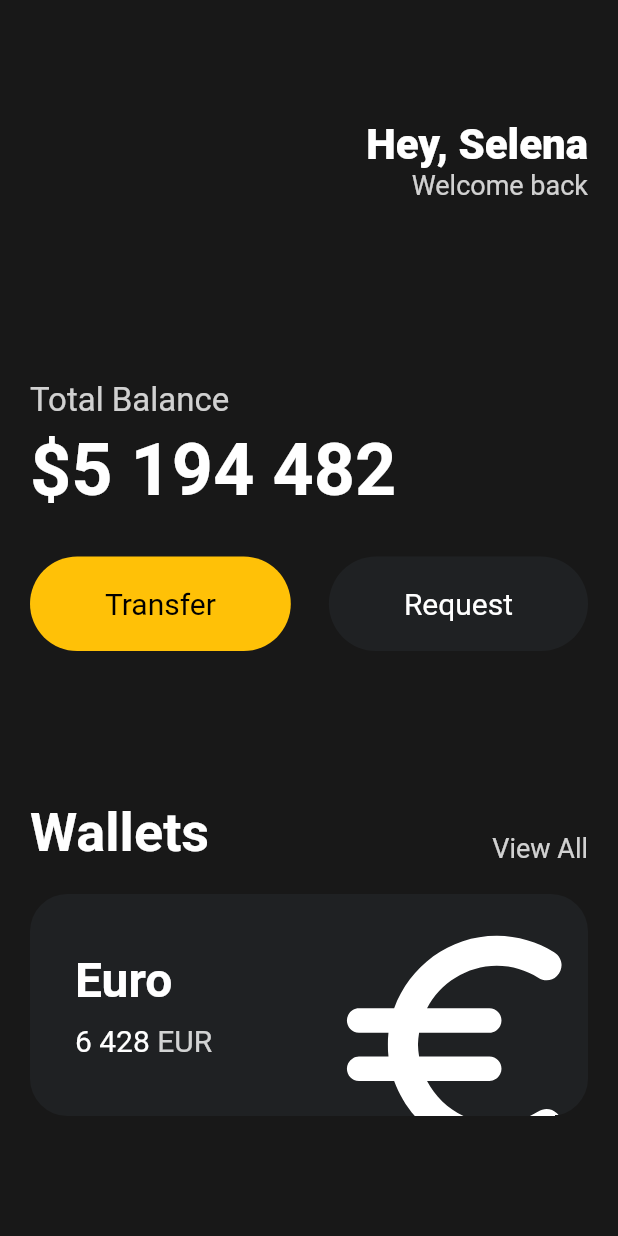
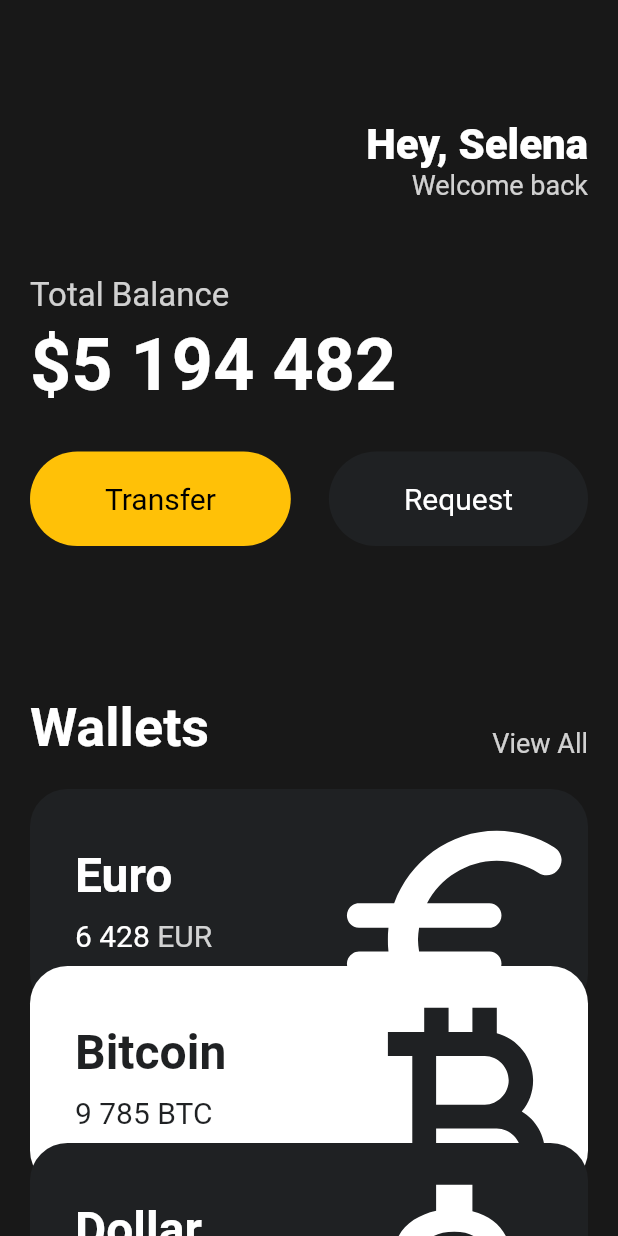
Before and after one commit to grandff/sample-flutter, a Flutter app: the screen it shows after launch, on a phone screen of 412 x 824 dp. Run offline on Flutter 3.47's test engine with Material 2 defaults, Android fonts, the phone set to English and light mode, and no system bars.

Commit message:
Feat: 3.8 Reusable Cards

```diff
--- a/lib/main.dart
+++ b/lib/main.dart
@@ -1,5 +1,6 @@
 import 'package:flutter/material.dart';
 import 'package:sample_flutter/widgets/Buttons.dart';
+import 'package:sample_flutter/widgets/currency_card.dart';
 
 void main() {
   runApp(App());
@@ -13,7 +14,8 @@
     return MaterialApp(
       home: Scaffold(
         backgroundColor: const Color(0xFF181818), // 커스텀배경색지정. 0xFF 로 시작
-        body: Padding(
+        body: SingleChildScrollView(
+          child: Padding(
             padding: const EdgeInsets.symmetric(horizontal: 20),
             child: Column(
               crossAxisAlignment:
@@ -41,14 +43,15 @@
                         Text(
                           'Welcome back',
                           style: TextStyle(
-                            color: Colors.white.withOpacity(0.8), fontSize: 18),
+                              color: Colors.white.withOpacity(0.8),
+                              fontSize: 18),
                         ),
                       ],
                     )
                   ],
                 ),
                 const SizedBox(
-                height: 120,
+                  height: 50,
                 ),
                 Text(
                   'Total Balance',
@@ -111,64 +114,36 @@
                 const SizedBox(
                   height: 20,
                 ),
-              // 카드만들기
-              Container(
-                  clipBehavior: Clip.hardEdge, // overflow hidden 같은 거임.. 아마도.
-                  decoration: BoxDecoration(
-                    color: const Color(0xFF1F2123),
-                    borderRadius: BorderRadius.circular(25),
+                // card
+                const CurrencyCard(
+                  name: "Euro",
+                  code: "EUR",
+                  amount: "6 428",
+                  icon: Icons.euro_rounded,
+                  isInverted: false,
                 ),
-                  child: Padding(
-                    padding: const EdgeInsets.all(30),
-                    child: Row(
-                      mainAxisAlignment: MainAxisAlignment.spaceBetween,
-                      children: [
-                        Column(
-                          crossAxisAlignment: CrossAxisAlignment.start,
-                          children: [
-                            const Text(
-                              'Euro',
-                              style: TextStyle(
-                                color: Colors.white,
-                                fontSize: 32,
-                                fontWeight: FontWeight.w600,
+                Transform.translate(
+                  offset: const Offset(0, -30),
+                  child: const CurrencyCard(
+                    name: "Bitcoin",
+                    code: "BTC",
+                    amount: "9 785",
+                    icon: Icons.currency_bitcoin,
+                    isInverted: true,
                   ),
                 ),
-                            const SizedBox(height: 10),
-                            Row(
-                              children: [
-                                const Text('6 428',
-                                    style: TextStyle(
-                                      color: Colors.white,
-                                      fontSize: 20,
-                                    )),
-                                const SizedBox(width: 5),
-                                Text('EUR',
-                                    style: TextStyle(
-                                      color: Colors.white.withOpacity(0.8),
-                                      fontSize: 20,
-                                    )),
-                              ],
-                            ),
-                          ],
-                        ),
-                        Transform.scale(
-                          // 아이콘 크기 변경
-                          scale: 2.2,
-                          child: Transform.translate(
-                            // 아이콘 위치 변경
-                            offset: const Offset(-5, 12),
-                            child: const Icon(
-                              Icons.euro_rounded,
-                              color: Colors.white,
-                              size: 88,
-                            ),
+                Transform.translate(
+                  offset: const Offset(0, -60),
+                  child: const CurrencyCard(
+                    name: "Dollar",
+                    code: "USD",
+                    amount: "428",
+                    icon: Icons.attach_money_outlined,
+                    isInverted: false,
                   ),
                 ),
               ],
             ),
-                  )),
-            ],
           ),
         ),
       ),
--- /dev/null
+++ b/lib/widgets/currency_card.dart
@@ -0,0 +1,82 @@
+import 'package:flutter/material.dart';
+
+class CurrencyCard extends StatelessWidget {
+  // reusable 변수
+  final String name, code, amount;
+  final IconData icon;
+  final bool isInverted; // 흑백 반전
+
+  final _blackColor = const Color(0xFF1F2123); // 앞에 _를 붙이는건 private하게 사용하겠딴 의미~
+
+  const CurrencyCard({
+    super.key,
+    required this.name,
+    required this.code,
+    required this.amount,
+    required this.icon,
+    required this.isInverted,
+  });
+
+  @override
+  Widget build(BuildContext context) {
+    // 카드만들기
+    return Container(
+        clipBehavior: Clip.hardEdge, // overflow hidden 같은 거임.. 아마도.
+        decoration: BoxDecoration(
+          color: isInverted ? Colors.white : _blackColor,
+          borderRadius: BorderRadius.circular(25),
+        ),
+        child: Padding(
+          padding: const EdgeInsets.all(30),
+          child: Row(
+            mainAxisAlignment: MainAxisAlignment.spaceBetween,
+            children: [
+              Column(
+                crossAxisAlignment: CrossAxisAlignment.start,
+                children: [
+                  Text(
+                    name,
+                    style: TextStyle(
+                      color: isInverted ? _blackColor : Colors.white,
+                      fontSize: 32,
+                      fontWeight: FontWeight.w600,
+                    ),
+                  ),
+                  const SizedBox(height: 10),
+                  Row(
+                    children: [
+                      Text(amount,
+                          style: TextStyle(
+                            color: isInverted ? _blackColor : Colors.white,
+                            fontSize: 20,
+                          )),
+                      const SizedBox(width: 5),
+                      Text(code,
+                          style: TextStyle(
+                            color: isInverted
+                                ? _blackColor
+                                : Colors.white.withOpacity(0.8),
+                            fontSize: 20,
+                          )),
+                    ],
+                  ),
+                ],
+              ),
+              Transform.scale(
+                // 아이콘 크기 변경
+                scale: 2.2,
+                child: Transform.translate(
+                  // 아이콘 위치 변경
+                  offset: const Offset(-5, 12),
+                  child: Icon(
+                    icon,
+                    color: isInverted ? _blackColor : Colors.white,
+                    size: 88,
+                  ),
+                ),
+              ),
+            ],
+          ),
+        ));
+  }
+}
```
Also changed, not shown: 1 other file. Lines whose indentation alone changed are shown as unchanged.
